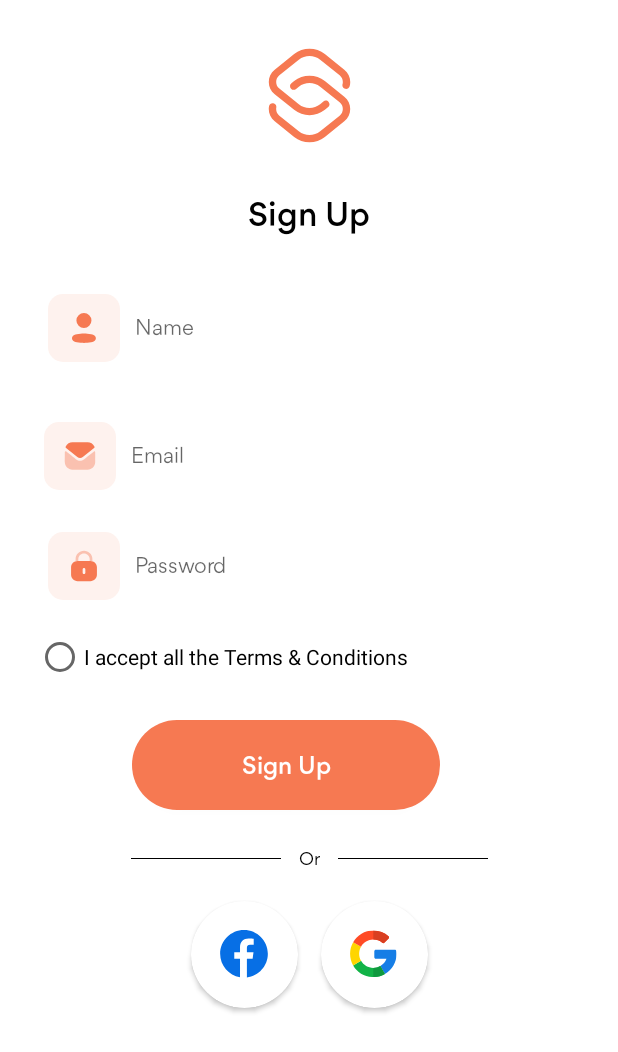
After one commit to EdwardLTC/E-Commerce, an Android app: the SignUpActivity screen opened directly, with no data from a screen before it, on a phone screen of 412 x 824 dp. The commit adds this screen. Shown: the top 1052 px of the screen. Run offline under Robolectric (Android 15) with nearby library versions, the phone set to English and light mode, and no system bars.

Commit message:
linh comit

```diff
--- a/Seller_User/app/src/main/java/com/edward/myapplication/OnboardingFragment3.java
+++ b/Seller_User/app/src/main/java/com/edward/myapplication/OnboardingFragment3.java
@@ -69,7 +69,7 @@ public class OnboardingFragment3 extends Fragment {
         btn_obf3.setOnClickListener(new View.OnClickListener() {
             @Override
             public void onClick(View view) {
-                Intent intent = new Intent(getActivity(),MainActivity.class);
+                Intent intent = new Intent(getActivity(),LoginActivity.class);
                 getActivity().startActivity(intent);
             }
         });
--- /dev/null
+++ b/Seller_User/app/src/main/java/com/edward/myapplication/SignUpActivity.java
@@ -0,0 +1,14 @@
+package com.edward.myapplication;
+
+import androidx.appcompat.app.AppCompatActivity;
+
+import android.os.Bundle;
+
+public class SignUpActivity extends AppCompatActivity {
+
+    @Override
+    protected void onCreate(Bundle savedInstanceState) {
+        super.onCreate(savedInstanceState);
+        setContentView(R.layout.activity_sign_up);
+    }
+}
--- /dev/null
+++ b/Seller_User/app/src/main/res/drawable/background_button_login.xml
@@ -0,0 +1,5 @@
+<?xml version="1.0" encoding="utf-8"?>
+<shape xmlns:android="http://schemas.android.com/apk/res/android">
+    <solid android:color="@color/button_default"/>
+    <corners android:radius="133dp"/>
+</shape>
--- /dev/null
+++ b/Seller_User/app/src/main/res/drawable/background_edt_log_in.xml
@@ -0,0 +1,5 @@
+<?xml version="1.0" encoding="utf-8"?>
+<shape xmlns:android="http://schemas.android.com/apk/res/android">
+    <solid android:color="@color/white"/>
+    <corners android:radius="10dp"/>
+</shape>
--- /dev/null
+++ b/Seller_User/app/src/main/res/drawable/background_icon_log_in.xml
@@ -0,0 +1,5 @@
+<?xml version="1.0" encoding="utf-8"?>
+<shape xmlns:android="http://schemas.android.com/apk/res/android">
+    <solid android:color="#FEF2EE"/>
+    <corners android:radius="10dp"/>
+</shape>
--- /dev/null
+++ b/Seller_User/app/src/main/res/layout/activity_sign_up.xml
@@ -0,0 +1,239 @@
+<?xml version="1.0" encoding="utf-8"?>
+<androidx.constraintlayout.widget.ConstraintLayout xmlns:android="http://schemas.android.com/apk/res/android"
+    xmlns:app="http://schemas.android.com/apk/res-auto"
+    xmlns:tools="http://schemas.android.com/tools"
+    android:layout_width="match_parent"
+    android:layout_height="match_parent"
+    tools:context=".LoginActivity"
+    android:background="@color/white">
+<ImageView
+android:id="@+id/iv10"
+android:layout_width="wrap_content"
+android:layout_height="wrap_content"
+android:layout_marginTop="32dp"
+app:layout_constraintEnd_toEndOf="parent"
+app:layout_constraintStart_toStartOf="parent"
+app:layout_constraintTop_toTopOf="parent"
+app:srcCompat="@drawable/ic_logo_small" />
+
+<TextView
+android:id="@+id/tv11"
+android:layout_width="wrap_content"
+android:layout_height="wrap_content"
+android:text="Sign Up"
+android:fontFamily="@font/gordita_medium"
+android:layout_marginTop="32dp"
+android:textSize="22sp"
+android:textColor="@color/black"
+app:layout_constraintEnd_toEndOf="parent"
+app:layout_constraintStart_toStartOf="parent"
+app:layout_constraintTop_toBottomOf="@+id/iv10" />
+
+    <EditText
+        android:id="@+id/edtName"
+        android:layout_width="match_parent"
+        android:layout_height="57dp"
+        android:fontFamily="@font/gordita_regular"
+        android:textSize="14sp"
+        android:hint="Name"
+        android:textColor="@color/black"
+        android:paddingLeft="66dp"
+        android:background="@drawable/background_edt_log_in"
+        android:layout_marginLeft="24dp"
+        android:layout_marginRight="24dp"
+        android:layout_marginTop="32dp"
+        app:layout_constraintTop_toBottomOf="@+id/tv11"
+        />
+
+    <LinearLayout
+        android:layout_width="48dp"
+        android:layout_height="45dp"
+        android:layout_marginStart="8dp"
+        android:background="@drawable/background_icon_log_in"
+        android:gravity="center"
+        android:orientation="vertical"
+        app:layout_constraintBottom_toBottomOf="@+id/edtName"
+        app:layout_constraintStart_toStartOf="@+id/edtName"
+        app:layout_constraintTop_toTopOf="@+id/edtName"
+    >
+
+    <ImageView
+        android:id="@+id/iv12"
+        android:layout_width="wrap_content"
+        android:layout_height="wrap_content"
+        app:srcCompat="@drawable/ic_profile_selected" />
+    </LinearLayout>
+
+
+    <EditText
+        android:id="@+id/edtEmailSignup"
+        android:layout_width="366dp"
+        android:layout_height="57dp"
+        android:layout_marginTop="28dp"
+        android:background="@drawable/background_edt_log_in"
+        android:fontFamily="@font/gordita_regular"
+        android:hint="Email"
+        android:paddingLeft="66dp"
+        android:textColor="@color/black"
+        android:textSize="14sp"
+        app:layout_constraintEnd_toEndOf="parent"
+        app:layout_constraintHorizontal_bias="0.466"
+        app:layout_constraintStart_toStartOf="parent"
+        app:layout_constraintTop_toBottomOf="@+id/edtName" />
+
+    <LinearLayout
+android:layout_width="48dp"
+android:layout_height="45dp"
+android:gravity="center"
+android:orientation="vertical"
+app:layout_constraintBottom_toBottomOf="@+id/edtEmailSignup"
+app:layout_constraintStart_toStartOf="@+id/edtEmailSignup"
+app:layout_constraintTop_toTopOf="@+id/edtEmailSignup"
+android:background="@drawable/background_icon_log_in"
+android:layout_marginLeft="8dp">
+
+<ImageView
+    android:id="@+id/iv11"
+    android:layout_width="wrap_content"
+    android:layout_height="wrap_content"
+    app:srcCompat="@drawable/ic_mail_orange" />
+
+
+</LinearLayout>
+
+<EditText
+android:id="@+id/edtPassword"
+android:layout_width="match_parent"
+android:layout_height="57dp"
+android:fontFamily="@font/gordita_regular"
+android:textSize="14sp"
+android:hint="Password"
+android:textColor="@color/black"
+android:paddingLeft="66dp"
+android:background="@drawable/background_edt_log_in"
+android:layout_marginLeft="24dp"
+android:layout_marginRight="24dp"
+android:layout_marginTop="16dp"
+app:layout_constraintTop_toBottomOf="@+id/edtEmailSignup"
+    />
+
+
+    <LinearLayout
+android:layout_width="48dp"
+android:layout_height="45dp"
+android:gravity="center"
+android:orientation="vertical"
+android:layout_marginLeft="8dp"
+android:background="@drawable/background_icon_log_in"
+app:layout_constraintBottom_toBottomOf="@+id/edtPassword"
+app:layout_constraintStart_toStartOf="@+id/edtPassword"
+app:layout_constraintTop_toTopOf="@+id/edtPassword">
+
+<ImageView
+    android:id="@+id/iv7"
+    android:layout_width="wrap_content"
+    android:layout_height="wrap_content"
+    app:srcCompat="@drawable/ic_lock_orange" />
+
+
+</LinearLayout>
+
+    <Button
+        android:id="@+id/btSignUp"
+        android:layout_width="205dp"
+        android:layout_height="60dp"
+        android:layout_marginBottom="16dp"
+        android:background="@drawable/background_button_login"
+        android:fontFamily="@font/gordita_medium"
+        android:text="Sign Up"
+        android:textAllCaps="false"
+        android:textColor="@color/white"
+        android:textSize="16sp"
+        app:layout_constraintBottom_toBottomOf="parent"
+        app:layout_constraintEnd_toEndOf="parent"
+        app:layout_constraintHorizontal_bias="0.427"
+        app:layout_constraintStart_toStartOf="parent"
+        app:layout_constraintTop_toBottomOf="@+id/radioButton"
+        app:layout_constraintVertical_bias="0.062" />
+
+    <TextView
+android:id="@+id/tv7"
+android:layout_width="wrap_content"
+android:layout_height="wrap_content"
+android:text="Or"
+android:textColor="@color/black"
+android:layout_marginTop="24dp"
+android:fontFamily="@font/gordita_regular"
+android:textSize="12sp"
+app:layout_constraintEnd_toEndOf="parent"
+app:layout_constraintStart_toStartOf="parent"
+app:layout_constraintTop_toBottomOf="@+id/btSignUp" />
+
+<androidx.constraintlayout.widget.ConstraintLayout
+android:id="@+id/constraintLayout"
+android:layout_width="100dp"
+android:layout_height="0.5dp"
+android:layout_marginRight="12dp"
+android:background="@color/black"
+app:layout_constraintBottom_toBottomOf="@+id/tv7"
+app:layout_constraintEnd_toStartOf="@+id/tv7"
+app:layout_constraintTop_toTopOf="@+id/tv7" />
+
+<androidx.constraintlayout.widget.ConstraintLayout
+android:id="@+id/constraintLayout2"
+android:layout_width="100dp"
+android:layout_height="0.5dp"
+android:layout_marginLeft="12dp"
+android:background="@color/black"
+app:layout_constraintBottom_toBottomOf="@+id/tv7"
+app:layout_constraintStart_toEndOf="@+id/tv7"
+app:layout_constraintTop_toTopOf="@+id/tv7" />
+
+    <androidx.cardview.widget.CardView
+        android:id="@+id/cvLoginGoogle"
+        android:layout_width="71dp"
+        android:layout_height="71dp"
+        android:layout_marginStart="40dp"
+        android:layout_marginTop="20dp"
+        app:cardCornerRadius="100dp"
+        app:layout_constraintStart_toStartOf="@+id/constraintLayout"
+        app:layout_constraintTop_toBottomOf="@+id/tv7">
+
+        <ImageView
+            android:id="@+id/iv8"
+            android:layout_width="wrap_content"
+            android:layout_height="wrap_content"
+            android:layout_gravity="center"
+            app:srcCompat="@drawable/ic_facebook" />
+    </androidx.cardview.widget.CardView>
+
+    <androidx.cardview.widget.CardView
+        android:id="@+id/cvLoginFacebook"
+        android:layout_width="71dp"
+        android:layout_height="71dp"
+        android:layout_marginTop="20dp"
+        android:layout_marginEnd="40dp"
+        app:cardCornerRadius="100dp"
+        app:layout_constraintEnd_toEndOf="@+id/constraintLayout2"
+        app:layout_constraintTop_toBottomOf="@+id/tv7">
+
+        <ImageView
+            android:id="@+id/iv9"
+            android:layout_width="wrap_content"
+            android:layout_height="wrap_content"
+            android:layout_gravity="center"
+            app:srcCompat="@drawable/ic_google" />
+    </androidx.cardview.widget.CardView>
+
+    <RadioButton
+        android:id="@+id/radioButton"
+        android:layout_width="wrap_content"
+        android:layout_height="wrap_content"
+        android:layout_marginStart="24dp"
+        android:layout_marginTop="8dp"
+        android:minHeight="48dp"
+        android:text="I accept all the Terms &amp; Conditions"
+        app:layout_constraintStart_toStartOf="parent"
+        app:layout_constraintTop_toBottomOf="@+id/edtPassword" />
+
+</androidx.constraintlayout.widget.ConstraintLayout>
--- a/Seller_User/app/src/main/res/values/colors.xml
+++ b/Seller_User/app/src/main/res/values/colors.xml
@@ -9,7 +9,7 @@
     <color name="white">#FFFFFFFF</color>
     <color name="white_blur">#FBFBFD</color>
 
-
+    <color name="button_default">#F67952</color>
     <color name="btn_default">#F67952</color>
     <color name="text_default">#000000</color>
     <color name="text_hint">#808080</color>
```
Also changed, not shown: Seller_User/app/src/main/AndroidManifest.xml (+9 -2 lines), Seller_User/app/src/main/java/com/edward/myapplication/LoginActivity.java (added, +29 -0 lines), Seller_User/app/src/main/res/layout/activity_login.xml (added, +202 -0 lines).
